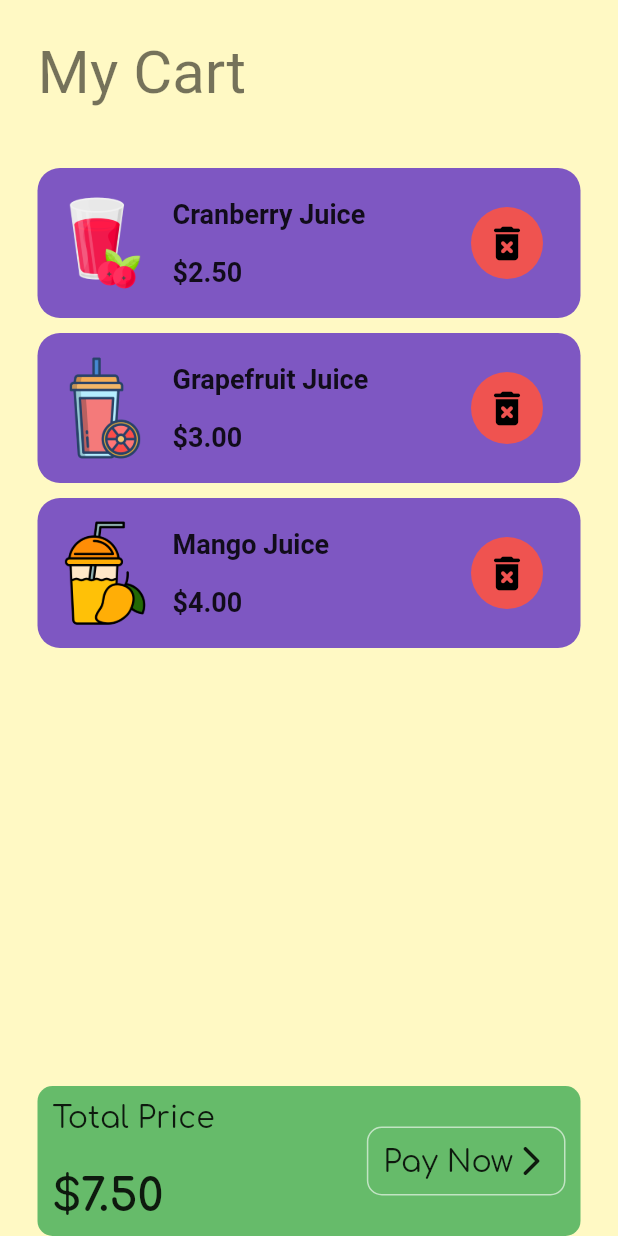
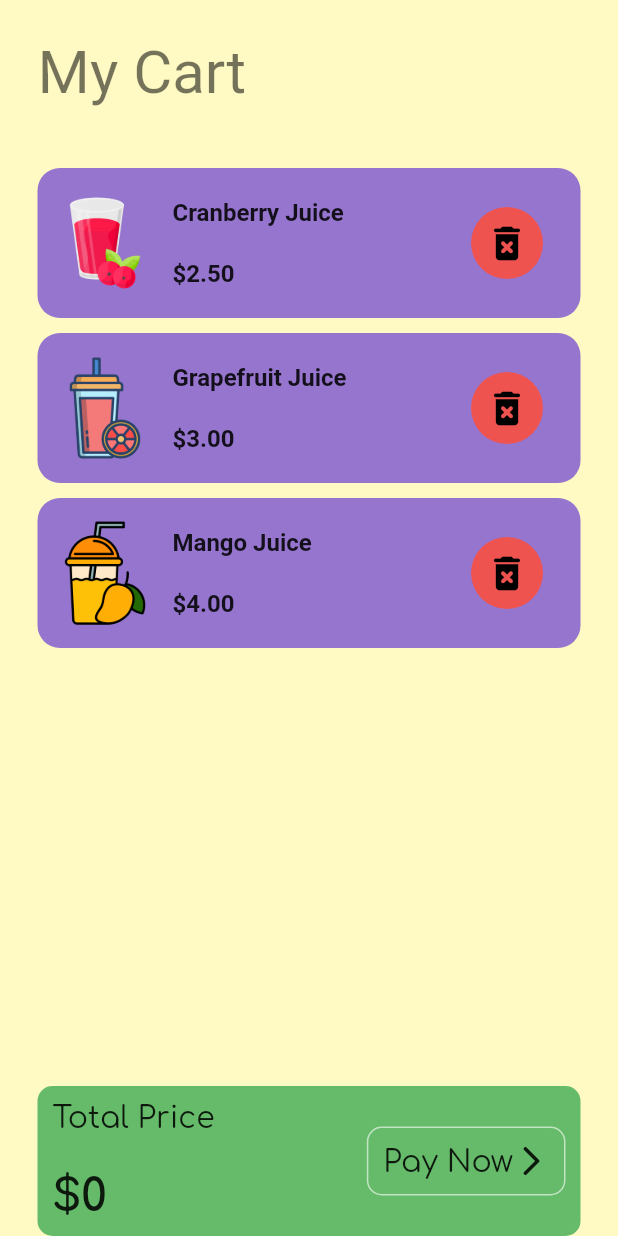
Before and after one commit to Saon00/juice-bar, a Flutter app: the CartScreen screen opened directly, on a phone screen of 412 x 824 dp. Run offline on Flutter 3.47's test engine with Material 2 defaults, Android fonts, the phone set to English and light mode, and no system bars; our stand-ins replace flutter_svg, get, google_fonts, google_nav_bar; Roboto replaces fonts that are missing (Ubuntu).

Commit message:
cart screen controller added

```diff
--- a/lib/constants/responsive.dart
+++ b/lib/constants/responsive.dart
@@ -0,0 +1,9 @@
+import 'package:flutter/material.dart';
+
+double height(BuildContext context) {
+  return MediaQuery.of(context).size.height;
+}
+
+double width(BuildContext context) {
+  return MediaQuery.of(context).size.width;
+}
--- a/lib/constants/text_styles.dart
+++ b/lib/constants/text_styles.dart
@@ -8,3 +8,5 @@ TextStyle homeScreenBannerText = GoogleFonts.redHatDisplay(
 );
 
 TextStyle onboardingText = GoogleFonts.varelaRound();
+
+TextStyle recommendedTitleText = GoogleFonts.ubuntu(fontSize: 18);
--- /dev/null
+++ b/lib/controllers/cart_controllers.dart
@@ -0,0 +1,9 @@
+import 'package:get/get.dart';
+
+class CartController extends GetxController {
+  var price = 0.obs;
+
+  addMoney(value) {
+    price.value++;
+  }
+}
--- a/lib/ui/screens/cart_screen.dart
+++ /dev/null
@@ -1,181 +0,0 @@
-import 'package:flutter/material.dart';
-import 'package:get/get.dart';
-import 'package:google_fonts/google_fonts.dart';
-import 'package:juicebar/models/cart_model.dart';
-
-class CartScreen extends StatefulWidget {
-  const CartScreen({super.key});
-
-  @override
-  State<CartScreen> createState() => _CartScreenState();
-}
-
-class _CartScreenState extends State<CartScreen> {
-  final value = Get.put(CartModel());
-
-  @override
-  Widget build(BuildContext context) {
-    return Scaffold(
-      backgroundColor: Colors.yellow.shade100,
-      body: SingleChildScrollView(
-        child: Padding(
-          padding: const EdgeInsets.all(25),
-          child: Column(
-            crossAxisAlignment: CrossAxisAlignment.start,
-            children: [
-              Text(
-                'My Cart',
-                style: GoogleFonts.ubuntu(fontSize: 40, color: Colors.black54),
-              ),
-              const SizedBox(height: 40),
-              const CartNewWidget(
-                  imgPath: 'assets/images/cranberry.png',
-                  juiceName: 'Cranberry Juice',
-                  juicePrice: '2.50'),
-              const SizedBox(height: 10),
-              const CartNewWidget(
-                  imgPath: 'assets/images/grapefruit.png',
-                  juiceName: 'Grapefruit Juice',
-                  juicePrice: '3.00'),
-              const SizedBox(height: 10),
-              const CartNewWidget(
-                  imgPath: 'assets/images/mango.png',
-                  juiceName: 'Mango Juice',
-                  juicePrice: '4.00'),
-              const SizedBox(height: 10),
-            ],
-          ),
-        ),
-      ),
-      bottomNavigationBar: const BottomNewWidget(),
-    );
-  }
-}
-
-class BottomNewWidget extends StatelessWidget {
-  const BottomNewWidget({
-    super.key,
-  });
-
-  @override
-  Widget build(BuildContext context) {
-    return Padding(
-      padding: const EdgeInsets.symmetric(horizontal: 25),
-      child: Container(
-        height: 100,
-        decoration: BoxDecoration(
-            color: Colors.green.shade400,
-            borderRadius: BorderRadius.circular(10)),
-        child:
-            Row(mainAxisAlignment: MainAxisAlignment.spaceBetween, children: [
-          Padding(
-            padding: const EdgeInsets.all(10),
-            child: Column(
-              crossAxisAlignment: CrossAxisAlignment.start,
-              mainAxisAlignment: MainAxisAlignment.spaceBetween,
-              children: [
-                Text(
-                  'Total Price',
-                  style: GoogleFonts.comfortaa(fontSize: 20),
-                ),
-                Text(
-                  '\$7.50',
-                  style: GoogleFonts.comfortaa(
-                      fontSize: 30, fontWeight: FontWeight.bold),
-                ),
-              ],
-            ),
-          ),
-          Padding(
-            padding: const EdgeInsets.all(10),
-            child: Container(
-              decoration: BoxDecoration(
-                  border: Border.all(color: Colors.white60),
-                  borderRadius: BorderRadius.circular(10)),
-              child: Padding(
-                padding: const EdgeInsets.all(10.0),
-                child: Row(
-                  children: [
-                    Text('Pay Now', style: GoogleFonts.comfortaa(fontSize: 20)),
-                    const Icon(Icons.arrow_forward_ios_rounded)
-                  ],
-                ),
-              ),
-            ),
-          )
-        ]),
-      ),
-    );
-  }
-}
-
-class CartNewWidget extends StatelessWidget {
-  final String imgPath;
-  final String juiceName;
-  final String juicePrice;
-  const CartNewWidget({
-    super.key,
-    required this.imgPath,
-    required this.juiceName,
-    required this.juicePrice,
-  });
-
-  @override
-  Widget build(BuildContext context) {
-    return Container(
-      height: 100,
-      decoration: BoxDecoration(
-          borderRadius: BorderRadius.circular(15),
-          color: Colors.deepPurple.shade400),
-      child: Row(
-        mainAxisAlignment: MainAxisAlignment.spaceBetween,
-        children: [
-          Row(
-            mainAxisAlignment: MainAxisAlignment.center,
-            crossAxisAlignment: CrossAxisAlignment.center,
-            children: [
-              Padding(
-                padding: const EdgeInsets.symmetric(horizontal: 10),
-                child: Image.asset(
-                  imgPath,
-                  height: 70,
-                ),
-              ),
-              Padding(
-                padding: const EdgeInsets.symmetric(vertical: 20),
-                child: Column(
-                  crossAxisAlignment: CrossAxisAlignment.start,
-                  mainAxisAlignment: MainAxisAlignment.spaceBetween,
-                  children: [
-                    Text(
-                      juiceName,
-                      style: GoogleFonts.ubuntu(
-                          fontSize: 18, fontWeight: FontWeight.bold),
-                    ),
-                    Text('\$$juicePrice',
-                        style: GoogleFonts.ubuntu(
-                            fontSize: 18, fontWeight: FontWeight.bold)),
-                  ],
-                ),
-              ),
-            ],
-          ),
-          Padding(
-            padding: const EdgeInsets.all(25),
-            child: CircleAvatar(
-              backgroundColor: Colors.red.shade400,
-              minRadius: 20,
-              child: IconButton(
-                  onPressed: () {},
-                  icon: const Icon(
-                    Icons.delete_forever_rounded,
-                    color: Colors.black,
-                    size: 30,
-                  )),
-            ),
-          )
-        ],
-      ),
-    );
-  }
-}
--- /dev/null
+++ b/lib/ui/screens/cartscreens/bottom_widget.dart
@@ -0,0 +1,66 @@
+import 'package:flutter/material.dart';
+import 'package:get/get.dart';
+import 'package:google_fonts/google_fonts.dart';
+
+import '../../../controllers/cart_controllers.dart';
+
+class BottomNewWidget extends StatelessWidget {
+  BottomNewWidget({
+    super.key,
+  });
+  // getx cart controller initialize
+  final CartController cartController = Get.put(CartController());
+
+  @override
+  Widget build(BuildContext context) {
+    return Padding(
+      padding: const EdgeInsets.symmetric(horizontal: 25),
+      child: Container(
+        height: 100,
+        decoration: BoxDecoration(
+            color: Colors.green.shade400,
+            borderRadius: BorderRadius.circular(10)),
+        child:
+            Row(mainAxisAlignment: MainAxisAlignment.spaceBetween, children: [
+          Padding(
+            padding: const EdgeInsets.all(10),
+            child: Column(
+              crossAxisAlignment: CrossAxisAlignment.start,
+              mainAxisAlignment: MainAxisAlignment.spaceBetween,
+              children: [
+                Text(
+                  'Total Price',
+                  style: GoogleFonts.comfortaa(fontSize: 20),
+                ),
+                Obx(
+                  () => Text(
+                    '\$${cartController.price}',
+                    style: GoogleFonts.comfortaa(
+                        fontSize: 30, fontWeight: FontWeight.bold),
+                  ),
+                )
+              ],
+            ),
+          ),
+          Padding(
+            padding: const EdgeInsets.all(10),
+            child: Container(
+              decoration: BoxDecoration(
+                  border: Border.all(color: Colors.white60),
+                  borderRadius: BorderRadius.circular(10)),
+              child: Padding(
+                padding: const EdgeInsets.all(10.0),
+                child: Row(
+                  children: [
+                    Text('Pay Now', style: GoogleFonts.comfortaa(fontSize: 20)),
+                    const Icon(Icons.arrow_forward_ios_rounded)
+                  ],
+                ),
+              ),
+            ),
+          )
+        ]),
+      ),
+    );
+  }
+}
--- /dev/null
+++ b/lib/ui/screens/cartscreens/cart_screen.dart
@@ -0,0 +1,60 @@
+import 'package:flutter/material.dart';
+import 'package:get/get.dart';
+import 'package:google_fonts/google_fonts.dart';
+import 'package:juicebar/models/cart_model.dart';
+
+import '../../../controllers/cart_controllers.dart';
+import 'bottom_widget.dart';
+import 'cart_widget.dart';
+
+class CartScreen extends StatefulWidget {
+  const CartScreen({super.key});
+
+  @override
+  State<CartScreen> createState() => _CartScreenState();
+}
+
+class _CartScreenState extends State<CartScreen> {
+  // getx cart controller initialize
+  final CartController cartController = Get.put(CartController());
+
+  final value = Get.put(CartModel());
+
+  @override
+  Widget build(BuildContext context) {
+    return Scaffold(
+      backgroundColor: Colors.yellow.shade100,
+      body: SingleChildScrollView(
+        child: Padding(
+          padding: const EdgeInsets.all(25),
+          child: Column(
+            crossAxisAlignment: CrossAxisAlignment.start,
+            children: [
+              Text(
+                'My Cart',
+                style: GoogleFonts.ubuntu(fontSize: 40, color: Colors.black54),
+              ),
+              const SizedBox(height: 40),
+              const CartNewWidget(
+                  imgPath: 'assets/images/cranberry.png',
+                  juiceName: 'Cranberry Juice',
+                  juicePrice: '2.50'),
+              const SizedBox(height: 10),
+              const CartNewWidget(
+                  imgPath: 'assets/images/grapefruit.png',
+                  juiceName: 'Grapefruit Juice',
+                  juicePrice: '3.00'),
+              const SizedBox(height: 10),
+              const CartNewWidget(
+                  imgPath: 'assets/images/mango.png',
+                  juiceName: 'Mango Juice',
+                  juicePrice: '4.00'),
+              const SizedBox(height: 10),
+            ],
+          ),
+        ),
+      ),
+      bottomNavigationBar: BottomNewWidget(),
+    );
+  }
+}
--- /dev/null
+++ b/lib/ui/screens/cartscreens/cart_widget.dart
@@ -0,0 +1,74 @@
+import 'package:flutter/material.dart';
+import 'package:google_fonts/google_fonts.dart';
+
+class CartNewWidget extends StatelessWidget {
+  final String imgPath;
+  final String juiceName;
+  final String juicePrice;
+  const CartNewWidget({
+    super.key,
+    required this.imgPath,
+    required this.juiceName,
+    required this.juicePrice,
+  });
+
+  @override
+  Widget build(BuildContext context) {
+    return Container(
+      height: 100,
+      decoration: BoxDecoration(
+          borderRadius: BorderRadius.circular(15),
+          color: Colors.deepPurple.shade300),
+      child: Row(
+        mainAxisAlignment: MainAxisAlignment.spaceBetween,
+        children: [
+          Row(
+            mainAxisAlignment: MainAxisAlignment.center,
+            crossAxisAlignment: CrossAxisAlignment.center,
+            children: [
+              Padding(
+                padding: const EdgeInsets.symmetric(horizontal: 10),
+                child: Image.asset(
+                  imgPath,
+                  height: 70,
+                ),
+              ),
+              Padding(
+                padding: const EdgeInsets.symmetric(vertical: 20),
+                child: Column(
+                  crossAxisAlignment: CrossAxisAlignment.start,
+                  mainAxisAlignment: MainAxisAlignment.spaceBetween,
+                  children: [
+                    Text(
+                      juiceName,
+                      style: GoogleFonts.ubuntu(
+                          fontSize: 16, fontWeight: FontWeight.bold),
+                    ),
+                    Text('\$$juicePrice',
+                        style: GoogleFonts.ubuntu(
+                            fontSize: 16, fontWeight: FontWeight.bold)),
+                  ],
+                ),
+              ),
+            ],
+          ),
+          Padding(
+            padding: const EdgeInsets.all(25),
+            child: CircleAvatar(
+              backgroundColor: Colors.red.shade400,
+              minRadius: 20,
+              child: IconButton(
+                onPressed: () {},
+                icon: const Icon(
+                  Icons.delete_forever_rounded,
+                  color: Colors.black,
+                  size: 30,
+                ),
+              ),
+            ),
+          )
+        ],
+      ),
+    );
+  }
+}
--- a/lib/ui/screens/home_screen.dart
+++ b/lib/ui/screens/home_screen.dart
@@ -5,6 +5,7 @@ import 'package:flutter/services.dart';
 import 'package:get/get.dart';
 import 'package:google_fonts/google_fonts.dart';
 import 'package:juicebar/constants/text_styles.dart';
+import 'package:juicebar/controllers/cart_controllers.dart';
 import 'package:juicebar/ui/screens/see_all_screen.dart';
 
 import '../widgets/popular_widgets.dart';
@@ -18,6 +19,9 @@ class HomeScreen extends StatefulWidget {
 }
 
 class _HomeScreenState extends State<HomeScreen> {
+  // getx cart controller initialize
+  final CartController cartController = Get.put(CartController());
+
   List _list = [];
 
   Future<void> readJson() async {
@@ -70,7 +74,7 @@ class _HomeScreenState extends State<HomeScreen> {
                 padding: const EdgeInsets.only(bottom: 10),
                 child: Text(
                   'Recommended',
-                  style: GoogleFonts.ubuntu(fontSize: 18),
+                  style: recommendedTitleText,
                 ),
               ),
 
@@ -85,11 +89,12 @@ class _HomeScreenState extends State<HomeScreen> {
                     return Row(
                       children: [
                         RecommendedWidget(
-                          // title: _list[index]['juiceName'],
                           title: _list[index]['juiceName'],
                           subtitle: _list[index]['juiceDescription'],
                           price: _list[index]['price'].toString(),
                           img: _list[index]['imagePath'],
+                          // onTap: cartController.addMoney(_list[index]['price']? '0'),
+                          onTap: () {},
                         ),
                         const SizedBox(width: 10),
                       ],
@@ -108,7 +113,7 @@ class _HomeScreenState extends State<HomeScreen> {
                     padding: const EdgeInsets.only(bottom: 10),
                     child: Text(
                       'Popular Drinks 🔥',
-                      style: GoogleFonts.ubuntu(fontSize: 18),
+                      style: recommendedTitleText,
                     ),
                   ),
                   Padding(
--- a/lib/ui/screens/main_nav_screen.dart
+++ b/lib/ui/screens/main_nav_screen.dart
@@ -2,7 +2,7 @@ import 'package:flutter/material.dart';
 import 'package:juicebar/ui/screens/home_screen.dart';
 
 import '../widgets/g_navbar_widget.dart';
-import 'cart_screen.dart';
+import 'cartscreens/cart_screen.dart';
 import 'drawer.dart';
 
 class MainNavScreen extends StatefulWidget {
--- a/lib/ui/widgets/recommended_widgets.dart
+++ b/lib/ui/widgets/recommended_widgets.dart
@@ -1,18 +1,26 @@
 import 'package:flutter/material.dart';
+import 'package:get/get.dart';
 import 'package:google_fonts/google_fonts.dart';
+
+import '../../controllers/cart_controllers.dart';
 
 class RecommendedWidget extends StatelessWidget {
   final String title;
   final String subtitle;
   final String price;
   final String img;
-  const RecommendedWidget({
+  final VoidCallback onTap;
+  RecommendedWidget({
     super.key,
     required this.title,
     required this.subtitle,
     required this.price,
     required this.img,
+    required this.onTap,
   });
+
+  // getx cart controller initialize
+  final CartController cartController = Get.put(CartController());
 
   @override
   Widget build(BuildContext context) {
@@ -75,9 +83,7 @@ class RecommendedWidget extends StatelessWidget {
                                   borderRadius: BorderRadius.circular(10)),
                               child: IconButton(
                                   color: Colors.white,
-                                  onPressed: () {
-                                    //...........
-                                  },
+                                  onPressed: onTap,
                                   icon: const Icon(Icons.add)),
                             ),
                           ),
```
